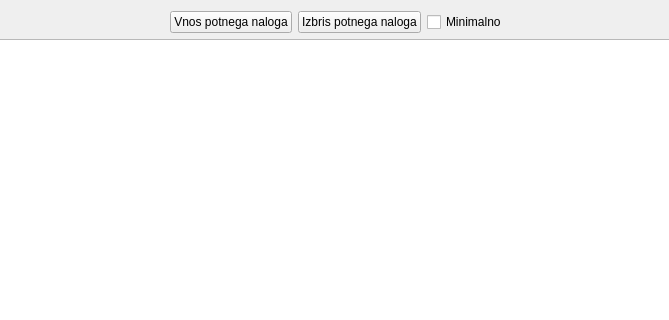
Qt form wid_potninalogi.ui (bubi-luka/BubiRacun) before a commit; both pictures show x 104 to 773 and y 0 to 320 of the 884 by 718 pixel window.
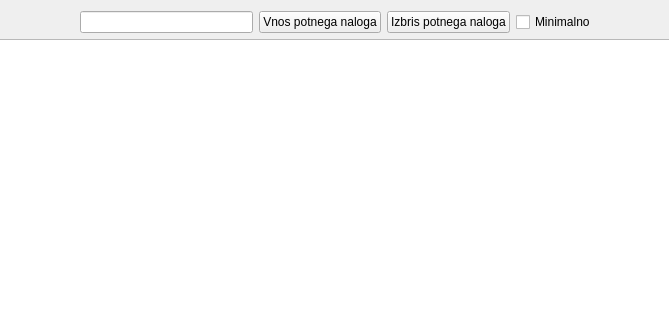
The same form after that commit.

```diff
--- a/wid_potninalogi.ui
+++ b/wid_potninalogi.ui
@@ -32,6 +32,9 @@
        </property>
       </spacer>
      </item>
+     <item>
+      <widget class="QLineEdit" name="txt_stprojekta"/>
+     </item>
      <item>
       <widget class="QPushButton" name="btn_nov">
        <property name="text">
```
